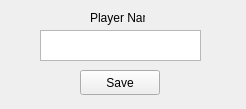
Above: UnoLite/popup.ui from HenkSlabber/REII313 before the change. Below: the same form after it.
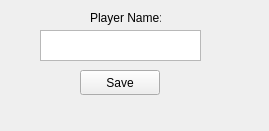
That is the form after the change.

```diff
--- a/UnoLite/popup.ui
+++ b/UnoLite/popup.ui
@@ -6,8 +6,8 @@
    <rect>
     <x>0</x>
     <y>0</y>
-    <width>246</width>
-    <height>109</height>
+    <width>269</width>
+    <height>131</height>
    </rect>
   </property>
   <property name="windowTitle">
@@ -18,7 +18,7 @@
     <rect>
      <x>90</x>
      <y>10</y>
-     <width>55</width>
+     <width>71</width>
      <height>16</height>
     </rect>
    </property>
```
